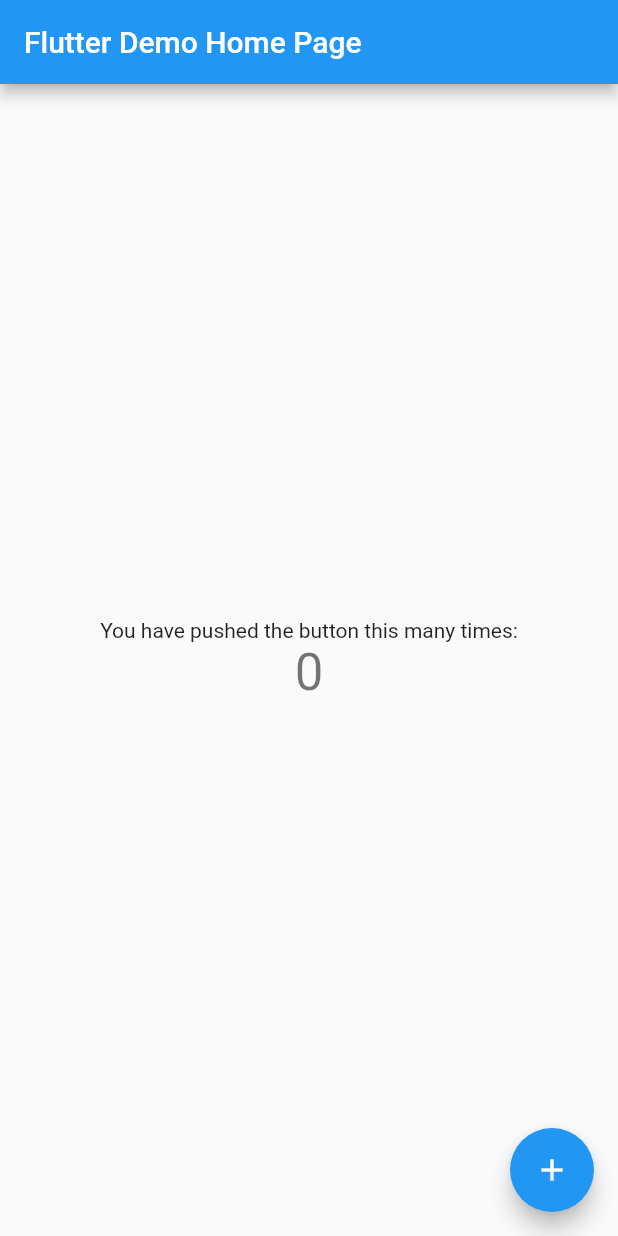
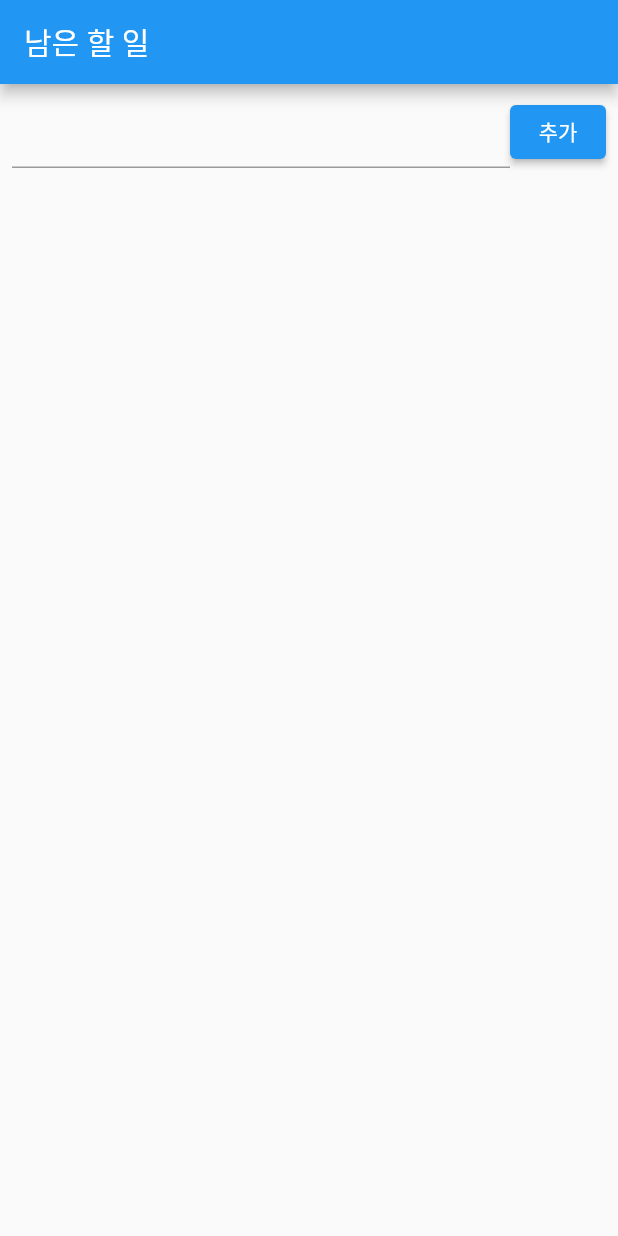
Before and after one commit to mcoding777/Flutter_Study, a Flutter app: the screen it shows after launch, on a phone screen of 412 x 824 dp. Run offline on Flutter 3.47's test engine with Material 2 defaults, Android fonts, the phone set to English and light mode, and no system bars.

Commit message:
feat: 기본적인 UI 구현

```diff
--- a/todo/lib/main.dart
+++ b/todo/lib/main.dart
@@ -4,112 +4,73 @@ void main() {
   runApp(const MyApp());
 }
 
+// 할 일 클래스
+class Todo {
+  bool isDone = false;
+  String title;
+
+  Todo(this.title);
+}
+
 class MyApp extends StatelessWidget {
   const MyApp({Key? key}) : super(key: key);
 
-  // This widget is the root of your application.
   @override
   Widget build(BuildContext context) {
     return MaterialApp(
-      title: 'Flutter Demo',
+      title: '할 일 관리',
       theme: ThemeData(
-        // This is the theme of your application.
-        //
-        // Try running your application with "flutter run". You'll see the
-        // application has a blue toolbar. Then, without quitting the app, try
-        // changing the primarySwatch below to Colors.green and then invoke
-        // "hot reload" (press "r" in the console where you ran "flutter run",
-        // or simply save your changes to "hot reload" in a Flutter IDE).
-        // Notice that the counter didn't reset back to zero; the application
-        // is not restarted.
         primarySwatch: Colors.blue,
       ),
-      home: const MyHomePage(title: 'Flutter Demo Home Page'),
+      home: const TodoListPage(),
     );
   }
 }
 
-class MyHomePage extends StatefulWidget {
-  const MyHomePage({Key? key, required this.title}) : super(key: key);
-
-  // This widget is the home page of your application. It is stateful, meaning
-  // that it has a State object (defined below) that contains fields that affect
-  // how it looks.
-
-  // This class is the configuration for the state. It holds the values (in this
-  // case the title) provided by the parent (in this case the App widget) and
-  // used by the build method of the State. Fields in a Widget subclass are
-  // always marked "final".
-
-  final String title;
+class TodoListPage extends StatefulWidget {
+  const TodoListPage({Key? key}) : super(key: key);
 
   @override
-  State<MyHomePage> createState() => _MyHomePageState();
+  State<TodoListPage> createState() => _TodoListPageState();
 }
 
-class _MyHomePageState extends State<MyHomePage> {
-  int _counter = 0;
+class _TodoListPageState extends State<TodoListPage> {
+  final _items = <Todo>[]; // 할일 목록을 저장할 리스트
+  var _todoController = TextEditingController();
 
-  void _incrementCounter() {
-    setState(() {
-      // This call to setState tells the Flutter framework that something has
-      // changed in this State, which causes it to rerun the build method below
-      // so that the display can reflect the updated values. If we changed
-      // _counter without calling setState(), then the build method would not be
-      // called again, and so nothing would appear to happen.
-      _counter++;
-    });
+  @override
+  void dispose() {
+    _todoController.dispose();
+    super.dispose();
   }
 
   @override
   Widget build(BuildContext context) {
-    // This method is rerun every time setState is called, for instance as done
-    // by the _incrementCounter method above.
-    //
-    // The Flutter framework has been optimized to make rerunning build methods
-    // fast, so that you can just rebuild anything that needs updating rather
-    // than having to individually change instances of widgets.
     return Scaffold(
         appBar: AppBar(
-        // Here we take the value from the MyHomePage object that was created by
-        // the App.build method, and use it to set our appbar title.
-        title: Text(widget.title),
+          title: const Text('남은 할 일'),
         ),
-      body: Center(
-        // Center is a layout widget. It takes a single child and positions it
-        // in the middle of the parent.
+        body: Padding(
+          padding: const EdgeInsets.all(8.0),
           child: Column(
-          // Column is also a layout widget. It takes a list of children and
-          // arranges them vertically. By default, it sizes itself to fit its
-          // children horizontally, and tries to be as tall as its parent.
-          //
-          // Invoke "debug painting" (press "p" in the console, choose the
-          // "Toggle Debug Paint" action from the Flutter Inspector in Android
-          // Studio, or the "Toggle Debug Paint" command in Visual Studio Code)
-          // to see the wireframe for each widget.
-          //
-          // Column has various properties to control how it sizes itself and
-          // how it positions its children. Here we use mainAxisAlignment to
-          // center the children vertically; the main axis here is the vertical
-          // axis because Columns are vertical (the cross axis would be
-          // horizontal).
-          mainAxisAlignment: MainAxisAlignment.center,
             children: <Widget>[
-            const Text(
-              'You have pushed the button this many times:',
+              Row(
+                children: <Widget>[
+                  Expanded(
+                    child: TextField(
+                      controller: _todoController,
                     ),
-            Text(
-              '$_counter',
-              style: Theme.of(context).textTheme.headline4,
+                  ),
+                  ElevatedButton(onPressed: () {}, child: const Text('추가'))
+                ],
+              ),
+              Expanded(
+                child: ListView(
+                  children: const <Widget>[],
+                ),
               ),
             ],
           ),
-      ),
-      floatingActionButton: FloatingActionButton(
-        onPressed: _incrementCounter,
-        tooltip: 'Increment',
-        child: const Icon(Icons.add),
-      ), // This trailing comma makes auto-formatting nicer for build methods.
-    );
+        ));
   }
 }
```
Lines whose indentation alone changed are shown as unchanged.
